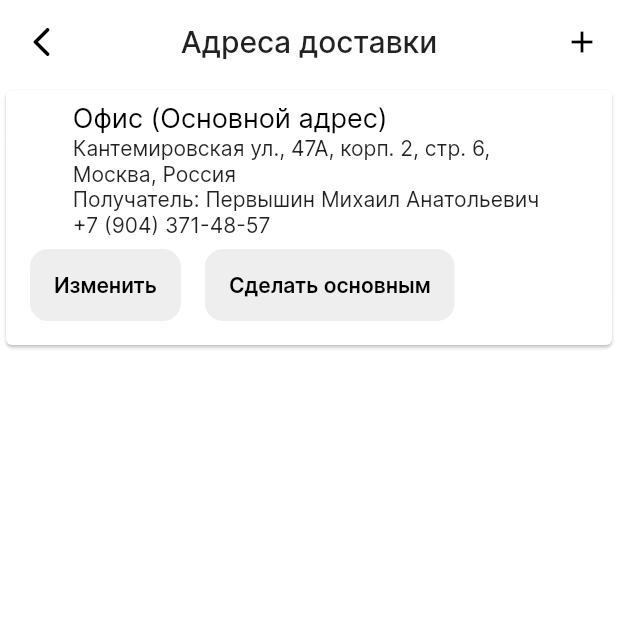
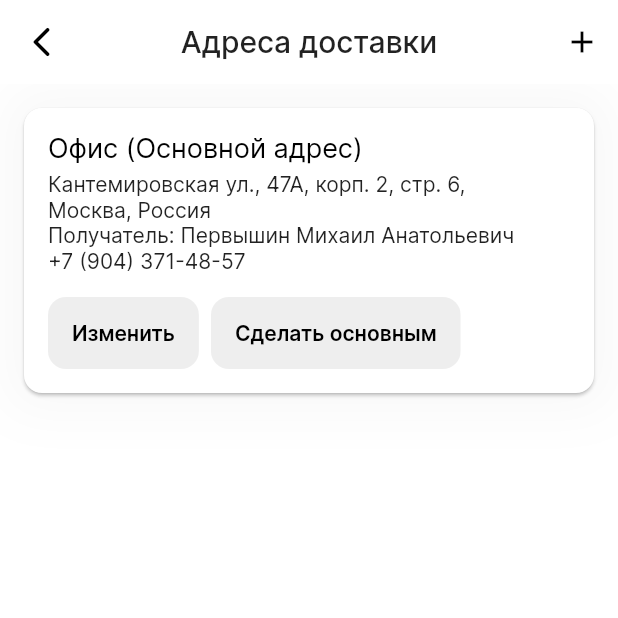
Before and after one commit to nckntuiux/biziApp, a Flutter app: the AccountPage screen opened directly, after a tap on "Адреса доставки", on a phone screen of 412 x 824 dp, the top half of it. Run offline on Flutter 3.47's test engine with Material 2 defaults, Android fonts, the phone set to English and light mode, and no system bars; our stand-ins replace pull_to_refresh; missing offline and left inert: superellipse_shape.

Commit message:
Design RC1

```diff
--- a/lib/items.dart
+++ b/lib/items.dart
@@ -200,29 +200,39 @@ class AddressItemState extends State<AddressItem> {
 
   @override
   Widget build(BuildContext context) {
-    return ClipRRect(
-      borderRadius: BorderRadius.all(Radius.circular(12.0)),
+    return Container(
+      decoration: BoxDecoration(
+          boxShadow: [ BoxShadow(
+            color: Colors.black.withOpacity(0.03),
+            blurRadius: 28.8,
+            spreadRadius: 2.0,
+          )]
+      ),
       child: new Card(
+        shape: RoundedRectangleBorder(
+          borderRadius: BorderRadius.circular(12.0),
+        ),
+        margin: EdgeInsets.all(8.0),
         child: Padding(
-          padding: const EdgeInsets.all(8.0),
+          padding: const EdgeInsets.all(16.0),
           child: new Column(
             children: [
-              new AddressTextItem(),
+              Padding(
+                padding: const EdgeInsets.only(bottom: 8.0),
+                child: Container(child: new AddressTextItem(), width: double.infinity,),
+              ),
               new Row(
                 children: [
                   Padding(
-                    padding: const EdgeInsets.all(8.0),
+                    padding: const EdgeInsets.only(right: 8.0),
                     child: ClipRRect(
                       borderRadius: BorderRadius.all(Radius.circular(12.0)),
                       child: new FlatButton(onPressed: _onEditPressed, child: new Text("Изменить", style: sButton,), color: Colors.grey[200], height: 48,),
                     ),
                   ),
-                  Padding(
-                    padding: const EdgeInsets.all(8.0),
-                    child: ClipRRect(
-                      borderRadius: BorderRadius.all(Radius.circular(12.0)),
-                      child: new FlatButton(onPressed: _onDefaultPressed, child: new Text(btnName, style: sButton,), color: Colors.grey[200], height: 48,),
-                    ),
+                  ClipRRect(
+                    borderRadius: BorderRadius.all(Radius.circular(12.0)),
+                    child: new FlatButton(onPressed: _onDefaultPressed, child: new Text(btnName, style: sButton,), color: Colors.grey[200], height: 48,),
                   ),
                 ],
               )
@@ -240,8 +250,14 @@ class AddressTextItem extends StatelessWidget {
     return new Column(
       crossAxisAlignment: CrossAxisAlignment.start,
       children: [
-        new Text("Офис (Основной адрес)", style: sHeading,),
-        new Text("Кантемировская ул., 47А, корп. 2, стр. 6,\nМосква, Россия\nПолучатель: Первышин Михаил Анатольевич \n+7 (904) 371-48-57"),
+        Padding(
+          padding: const EdgeInsets.only(bottom: 4.0),
+          child: new Text("Офис (Основной адрес)", style: sHeading,),
+        ),
+        Padding(
+          padding: const EdgeInsets.only(bottom: 8.0),
+          child: new Text("Кантемировская ул., 47А, корп. 2, стр. 6,\nМосква, Россия\nПолучатель: Первышин Михаил Анатольевич \n+7 (904) 371-48-57"),
+        ),
       ],
     );
   }
--- a/lib/view/account/account.dart
+++ b/lib/view/account/account.dart
@@ -25,7 +25,7 @@ class _AccountPageState extends State<AccountPage> {
     return Scaffold(
       appBar: AppBar(
         leading: IconButton(onPressed: () {Navigator.pop(context);}, icon: Icon(Icons.arrow_back_ios_rounded)),
-        title: Text('Аккаунт', style: sAppBarText,),
+        //title: Text('Аккаунт', style: sAppBarText,),
         elevation: 0,
         brightness: Brightness.light,
       ),
@@ -34,7 +34,7 @@ class _AccountPageState extends State<AccountPage> {
           new Column(children: [
             Padding(
               padding: const EdgeInsets.all(8.0),
-              child: new Text("Николай Благовестный", style: sHeadingFinish,),
+              child: new Text("Николай Благовестный", style: sHeadingAccount, maxLines: 2,),
             ),
             Padding(
               padding: const EdgeInsets.all(8.0),
--- a/lib/view/account/address.dart
+++ b/lib/view/account/address.dart
@@ -39,7 +39,7 @@ class _AddressPageState extends State<AddressPage> {
                   new AddressItem(),
                 ],
               ),
-        ]),
+        ], padding: EdgeInsets.all(8.0),),
         //alignment: AlignmentDirectional.centerStart,
       )
     );
--- a/lib/view/cart.dart
+++ b/lib/view/cart.dart
@@ -59,8 +59,8 @@ class _CartPageState extends State<CartPage> {
                     onPressed: _onButtonPressed,
                     height: 48,
                     minWidth: double.infinity,
-                    child: Text("Оформить заказ на ХХХ руб.", style: sButton,),
-                    color: Colors.amber,),
+                    child: Text("Оформить заказ на ХХХ руб.", style: sButtonLight,),
+                    color: brandRGB0[900],),
                 )
               ],
             ),
--- a/lib/view/launch/login.dart
+++ b/lib/view/launch/login.dart
@@ -204,7 +204,7 @@ class _LoginPageState extends State<LoginPage> {
                   onPressed: _loginPressed,
                   height: 48,
                   minWidth: double.infinity,
-                  child: Text("Войти", style: sButton,),
+                  child: Text("Войти", style: sButtonLight,),
                   color: Colors.amber,),
               ),
             ),
@@ -231,8 +231,8 @@ class _LoginPageState extends State<LoginPage> {
                   onPressed: _createAccountPressed,
                   height: 48,
                   minWidth: double.infinity,
-                  child: Text("Создать аккаунт", style: sButton,),
-                  color: Colors.amber,),
+                  child: Text("Создать аккаунт", style: sButtonLight,),
+                  color: brandRGB0[900],),
               ),
             ),
             new FlatButton(
--- a/lib/view/launch/setbudget.dart
+++ b/lib/view/launch/setbudget.dart
@@ -81,8 +81,8 @@ class _SetBudgetPageState extends State<SetBudgetPage> {
                   height: 48,
                   minWidth: double.infinity,
                   onPressed: _onButtonPressed,
-                  child: Text("Оформить заказ на ХХХ руб.", style: sButton,),
-                  color: Colors.amber,
+                  child: Text("Оформить заказ на ХХХ руб.", style: sButtonLight,),
+                  color: brandRGB0[900],
                 ),
               )
             ],
--- a/lib/view/order/order_new.dart
+++ b/lib/view/order/order_new.dart
@@ -61,8 +61,8 @@ class _NewOrderPageState extends State<NewOrderPage> {
                   height: 48,
                   minWidth: double.infinity,
                   onPressed: _onButtonPressed,
-                  child: Text("Оформить заказ на ХХХ руб.", style: sButton,),
-                  color: Colors.amber,
+                  child: Text("Оформить заказ на ХХХ руб.", style: sButtonLight,),
+                  color: brandRGB0[900],
                 ),
               )
             ],
```
Also changed, not shown: lib/assets/styles.dart (+23 -0 lines), lib/view/order/account_orders.dart (+12 -8 lines).
